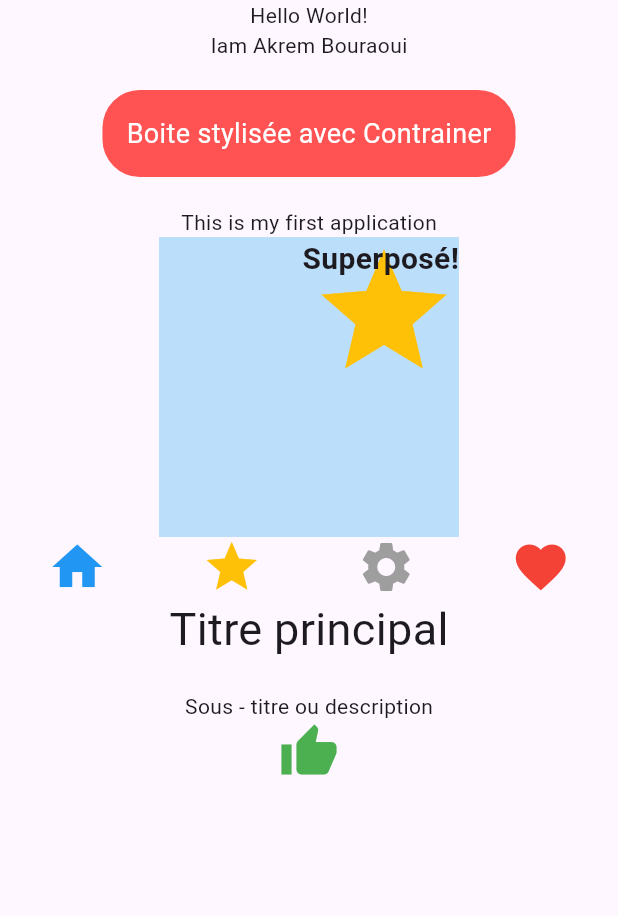
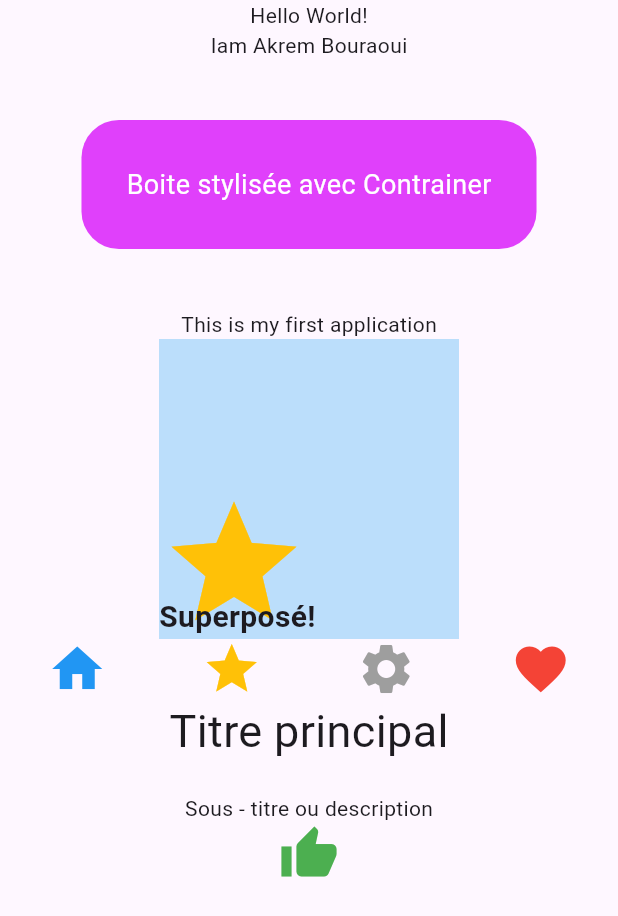
Before and after one commit to AkremBouraoui/flutter_app_widgets_base, a Flutter app: the screen it shows after launch, on a phone screen of 412 x 824 dp. Shown: the top 916 px of the screen. Run offline on Flutter 3.47's test engine with Material 3 defaults, Android fonts, the phone set to English and light mode, and no system bars.

Commit message:
étape 7 : Personnaliser l'interface

```diff
--- a/lib/main.dart
+++ b/lib/main.dart
@@ -17,10 +17,10 @@ class MainApp extends StatelessWidget {
               Text('Hello World!'),
               Text('Iam Akrem Bouraoui'),
               Container(
-                margin: EdgeInsets.all(20),
-                padding: EdgeInsets.all(16),
+                margin: EdgeInsets.all(40),
+                padding: EdgeInsets.all(30),
                 decoration: BoxDecoration(
-                  color: Colors.redAccent,
+                  color: Colors.purpleAccent,
                   borderRadius: BorderRadius.circular(25),
                 ),
                 child: Text(
@@ -30,7 +30,7 @@ class MainApp extends StatelessWidget {
               ),
               Text('This is my first application'),
               Stack(
-                alignment: Alignment.topRight,
+                alignment: Alignment.bottomLeft,
                 children: [
                   Container(width: 200,height: 200,color:Colors.blue[100]),
                   Icon(Icons.star, size: 100, color: Colors.amber),
```
